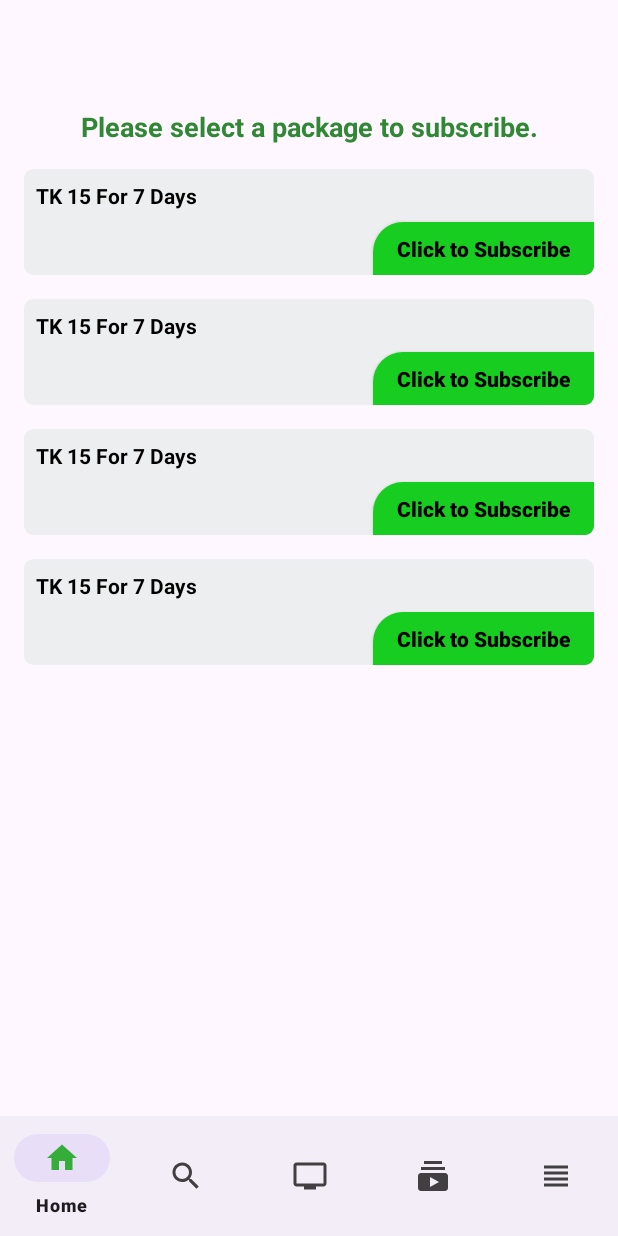
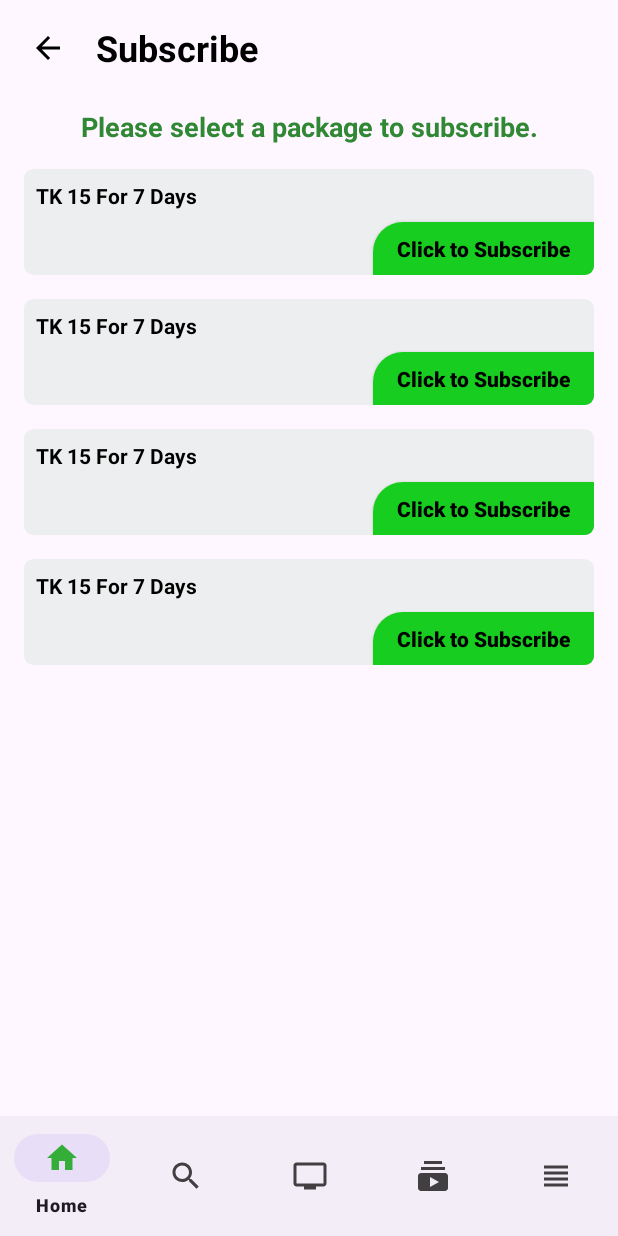
Before and after one commit to Farihazultana/New-RTV-Plus-Android-App, an Android app: the SubscriptionFragment screen opened through its navigation route, on a phone screen of 412 x 824 dp. Run offline under Robolectric (Android 15) with nearby library versions, the phone set to English and light mode, and no system bars.

Commit message:
Back Button works on Subscription Fragment

```diff
--- a/app/src/main/java/com/example/rtv_plus_android_app_revamp/ui/fregments/SubscriptionFragment.kt
+++ b/app/src/main/java/com/example/rtv_plus_android_app_revamp/ui/fregments/SubscriptionFragment.kt
@@ -3,21 +3,36 @@ package com.example.rtv_plus_android_app_revamp.ui.fregments
 import android.os.Bundle
 import androidx.fragment.app.Fragment
 import android.view.LayoutInflater
+
 import android.view.View
 import android.view.ViewGroup
+import androidx.appcompat.app.ActionBar
+import androidx.appcompat.widget.Toolbar
+import androidx.navigation.Navigation.findNavController
 import com.example.rtv_plus_android_app_revamp.R
-import com.example.rtv_plus_android_app_revamp.databinding.FragmentSearchBinding
 import com.example.rtv_plus_android_app_revamp.databinding.FragmentSubscriptionBinding
 
-class SubscriptionFragment : Fragment() {
+class SubscriptionFragment : Fragment(){
     private lateinit var binding: FragmentSubscriptionBinding
+    private lateinit var toolBar: Toolbar
+    private lateinit var actionBar: ActionBar
     override fun onCreateView(
         inflater: LayoutInflater, container: ViewGroup?,
         savedInstanceState: Bundle?
     ): View? {
         binding = FragmentSubscriptionBinding.inflate(inflater, container, false)
+        //toolBar = binding.toolbar;
+        //toolBar.title = "Subscribe"
+        val toolBarIconSubscribe = binding.toolBarIconSubscribe
+        toolBarIconSubscribe.setOnClickListener {
+            val navController = findNavController(binding.root)
+            navController.navigate(R.id.HomeFragment)
+        }
+
         return binding.root
     }
 
 
+
+
 }
--- /dev/null
+++ b/app/src/main/res/drawable/ic_back.xml
@@ -0,0 +1,5 @@
+<vector android:autoMirrored="true" android:height="24dp"
+    android:tint="#000000" android:viewportHeight="24"
+    android:viewportWidth="24" android:width="24dp" xmlns:android="http://schemas.android.com/apk/res/android">
+    <path android:fillColor="@android:color/white" android:pathData="M20,11H7.83l5.59,-5.59L12,4l-8,8 8,8 1.41,-1.41L7.83,13H20v-2z"/>
+</vector>
--- a/app/src/main/res/layout/fragment_subscription.xml
+++ b/app/src/main/res/layout/fragment_subscription.xml
@@ -14,10 +14,29 @@
             android:id="@+id/toolbar"
             android:layout_width="match_parent"
             android:layout_height="wrap_content"
+            app:titleTextAppearance="@style/ToolbarTitleText"
             android:backgroundTint="@color/white"
             android:minHeight="?attr/actionBarSize"
             app:layout_constraintStart_toStartOf="parent"
-            app:layout_constraintTop_toTopOf="parent" />
+            app:layout_constraintTop_toTopOf="parent">
+
+            <ImageView
+                android:id="@+id/toolBar_icon_Subscribe"
+                android:layout_width="wrap_content"
+                android:layout_height="wrap_content"
+                android:layout_marginLeft="20dp"
+                android:layout_marginRight="20dp"
+                android:src="@drawable/ic_back"/>
+            <TextView
+                android:layout_width="wrap_content"
+                android:layout_height="wrap_content"
+                android:text="Subscribe"
+                android:textStyle="bold"
+                android:textColor="@color/black"
+                android:textSize="24sp"/>
+        </androidx.appcompat.widget.Toolbar>
+
+
 
         <TextView
             android:id="@+id/textView"
--- a/app/src/main/res/values/themes.xml
+++ b/app/src/main/res/values/themes.xml
@@ -7,4 +7,9 @@
     </style>
 
     <style name="Theme.RTVPlusAndroidAppRevamp" parent="Base.Theme.RTVPlusAndroidAppRevamp" />
+    <style name="ToolbarTitleText">
+        <item name="android:textStyle">bold</item>
+        <item name="android:textSize">24sp</item>
+    </style>
+
 </resources>
```
